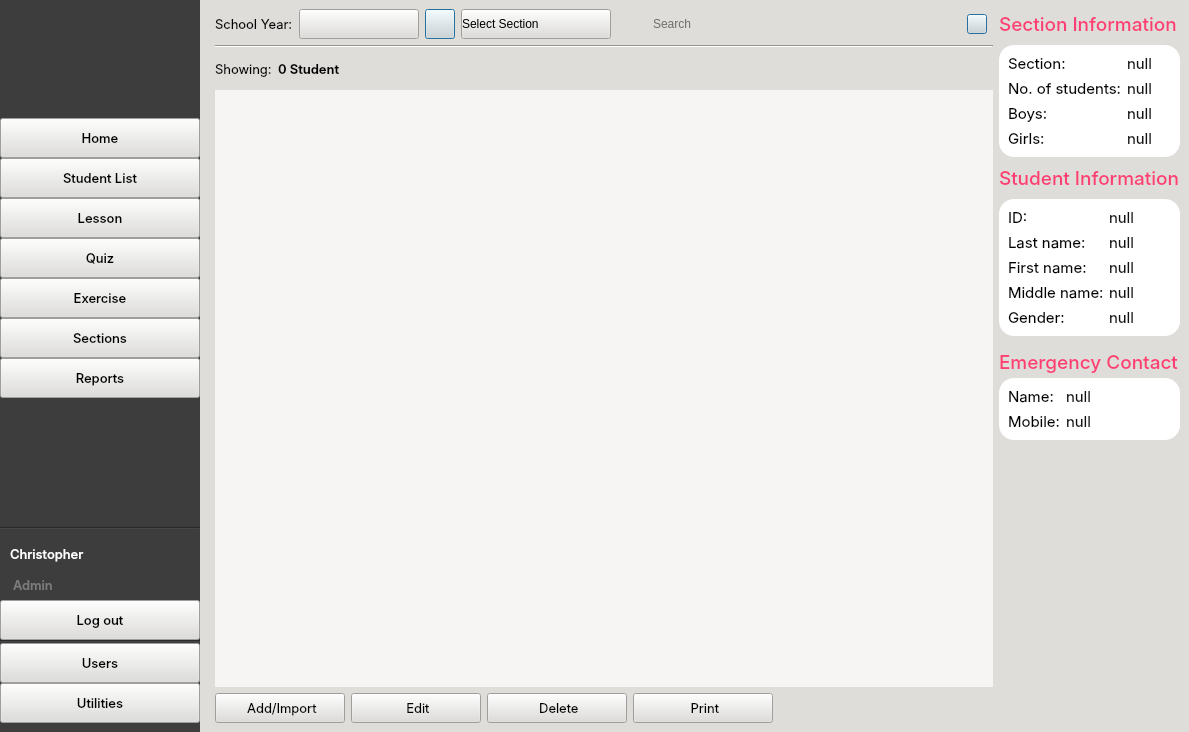
Qt form CAI_PyQt/CAI_Admin/UI/FormHome.ui (CPG19040/CPG19040) before a commit.
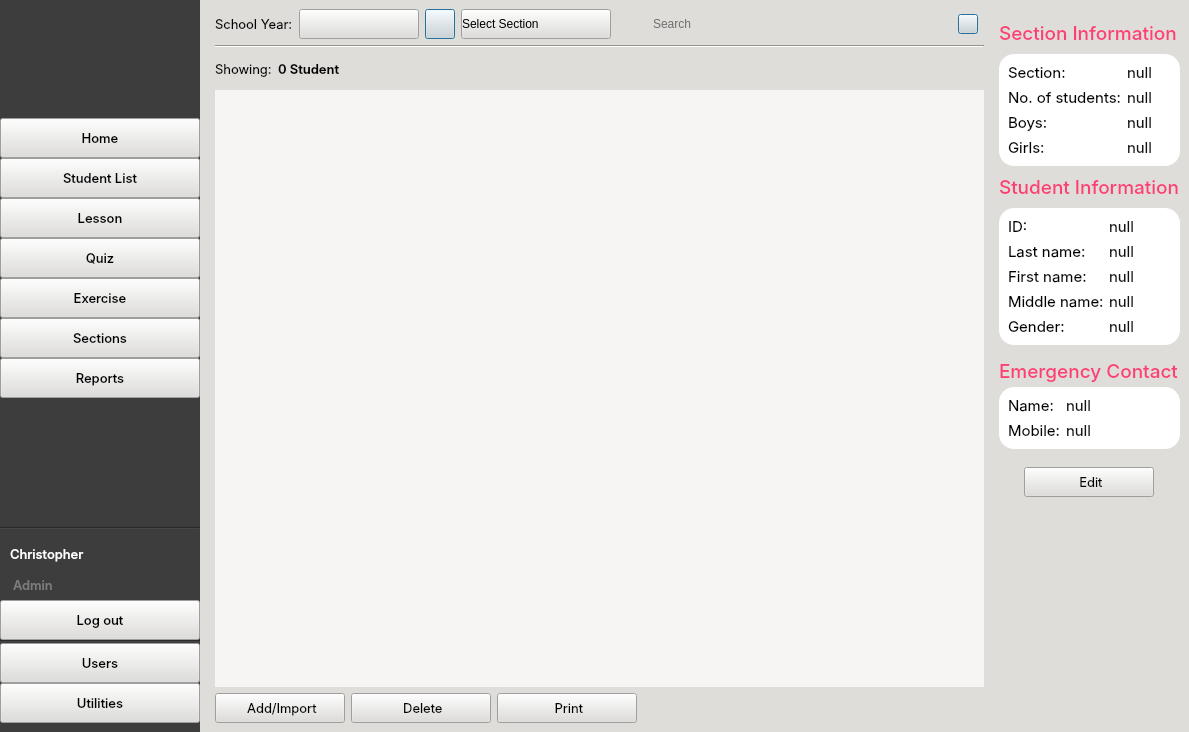
The same form after that commit. The open tabs and pages were chosen to show the change. Icons and pictures are not drawn.

The edit to the form file:
```diff
--- a/CAI_PyQt/CAI_Admin/UI/FormHome.ui
+++ b/CAI_PyQt/CAI_Admin/UI/FormHome.ui
@@ -2933,7 +2933,7 @@
                <rect>
                 <x>0</x>
                 <y>0</y>
-                <width>778</width>
+                <width>769</width>
                 <height>597</height>
                </rect>
               </property>
@@ -2997,47 +2997,6 @@
                 </property>
                </widget>
               </item>
-              <item>
-               <widget class="QPushButton" name="btnEditStudent">
-                <property name="minimumSize">
-                 <size>
-                  <width>130</width>
-                  <height>30</height>
-                 </size>
-                </property>
-                <property name="maximumSize">
-                 <size>
-                  <width>16777215</width>
-                  <height>30</height>
-                 </size>
-                </property>
-                <property name="font">
-                 <font>
-                  <family>Inter</family>
-                  <pointsize>10</pointsize>
-                  <weight>50</weight>
-                  <italic>false</italic>
-                  <bold>false</bold>
-                 </font>
-                </property>
-                <property name="cursor">
-                 <cursorShape>PointingHandCursor</cursorShape>
-                </property>
-                <property name="styleSheet">
-                 <string notr="true"/>
-                </property>
-                <property name="text">
-                 <string> Edit</string>
-                </property>
-                <property name="icon">
-                 <iconset resource="../resources.qrc">
-                  <normaloff>:/Images/Images/pencil.png</normaloff>:/Images/Images/pencil.png</iconset>
-                </property>
-                <property name="class" stdset="0">
-                 <string>button-normal</string>
-                </property>
-               </widget>
-              </item>
               <item>
                <widget class="QPushButton" name="btnDeleteStudent">
                 <property name="minimumSize">
@@ -3158,6 +3117,18 @@
             <number>0</number>
            </property>
            <item>
+            <widget class="QWidget" name="sub_info_panel" native="true">
+             <property name="minimumSize">
+              <size>
+               <width>0</width>
+               <height>100</height>
+              </size>
+             </property>
+             <layout class="QVBoxLayout" name="verticalLayout_9">
+              <property name="rightMargin">
+               <number>0</number>
+              </property>
+              <item>
             <widget class="QLabel" name="label_16">
              <property name="minimumSize">
               <size>
@@ -3869,6 +3840,56 @@
              </layout>
             </widget>
            </item>
+              <item>
+               <widget class="QWidget" name="widget_21" native="true">
+                <layout class="QHBoxLayout" name="horizontalLayout_23">
+                 <property name="topMargin">
+                  <number>12</number>
+                 </property>
+                 <item>
+                  <widget class="QPushButton" name="btnEditStudent">
+                   <property name="minimumSize">
+                    <size>
+                     <width>130</width>
+                     <height>30</height>
+                    </size>
+                   </property>
+                   <property name="maximumSize">
+                    <size>
+                     <width>130</width>
+                     <height>30</height>
+                    </size>
+                   </property>
+                   <property name="font">
+                    <font>
+                     <family>Inter</family>
+                     <pointsize>10</pointsize>
+                     <weight>50</weight>
+                     <italic>false</italic>
+                     <bold>false</bold>
+                    </font>
+                   </property>
+                   <property name="cursor">
+                    <cursorShape>PointingHandCursor</cursorShape>
+                   </property>
+                   <property name="styleSheet">
+                    <string notr="true"/>
+                   </property>
+                   <property name="text">
+                    <string> Edit</string>
+                   </property>
+                   <property name="icon">
+                    <iconset resource="../resources.qrc">
+                     <normaloff>:/Images/Images/pencil.png</normaloff>:/Images/Images/pencil.png</iconset>
+                   </property>
+                   <property name="class" stdset="0">
+                    <string>button-normal</string>
+                   </property>
+                  </widget>
+                 </item>
+                </layout>
+               </widget>
+              </item>
            <item>
             <spacer name="verticalSpacer_7">
              <property name="orientation">
@@ -3882,6 +3903,9 @@
              </property>
             </spacer>
            </item>
+             </layout>
+            </widget>
+           </item>
            <item>
             <widget class="QWidget" name="widget_2" native="true">
              <property name="maximumSize">
```
Left out of the diff: 15 changed lines with no effect on the pictures. Lines whose indentation alone changed are shown as unchanged.
